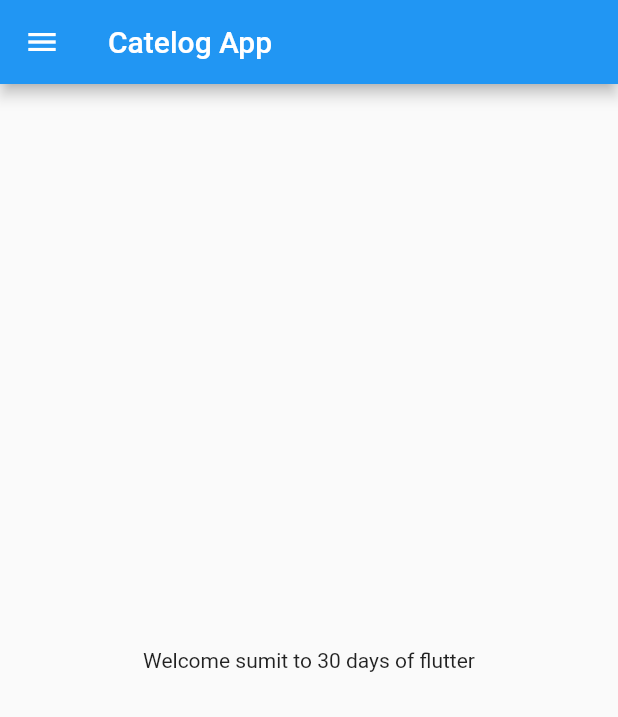
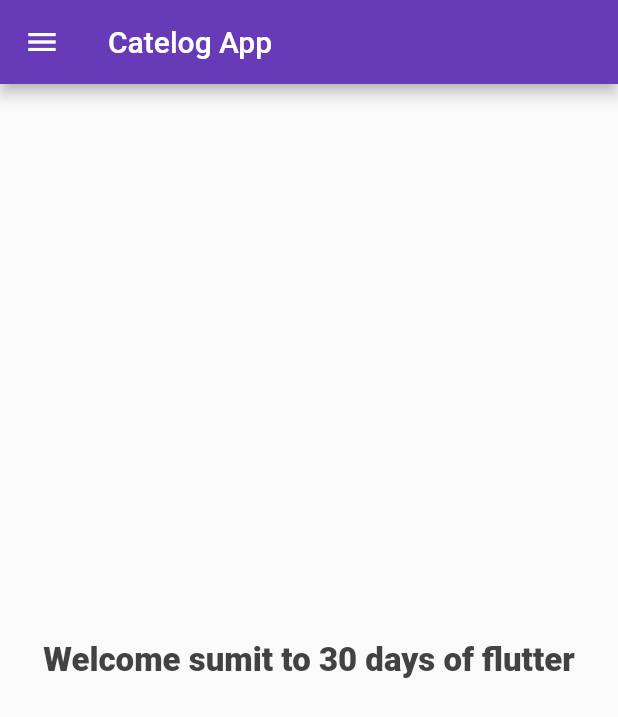
Before and after one commit to sumitsg/30DaysOfFlutter, a Flutter app: the screen it shows after launch, on a phone screen of 412 x 824 dp. Shown: the top 717 px of the screen. Run offline on Flutter 3.47's test engine with Material 2 defaults, Android fonts, the phone set to English and light mode, and no system bars.

Commit message:
Day3 completed

```diff
--- a/lib/main.dart
+++ b/lib/main.dart
@@ -1,5 +1,6 @@
 import 'package:flutter/material.dart';
-import 'home_page.dart';
+import 'package:flutter_catelog/pages/login_page.dart';
+import 'package:flutter_catelog/pages/home_page.dart';
 
 void main() {
   runApp(MyApp());
@@ -9,7 +10,17 @@ class MyApp extends StatelessWidget {
   @override
   Widget build(BuildContext context) {
     return MaterialApp(
-      home: HomePage(),
+      themeMode: ThemeMode.light,
+      theme: ThemeData(primarySwatch: Colors.deepPurple),
+      darkTheme: ThemeData(
+        brightness: Brightness.dark,
+      ),
+      initialRoute: "/home",
+      routes: {
+        "/": (context) => LoginPage(),
+        "/home": (context) => HomePage(),
+        "/login": (context) => LoginPage(),
+      },
     );
   }
 }
--- a/lib/home_page.dart
+++ b/lib/pages/home_page.dart
@@ -12,7 +12,13 @@ class HomePage extends StatelessWidget {
       ),
       body: Center(
         child: Container(
-          child: Text("Welcome $name to $day days of flutter"),
+          child: Text(
+            "Welcome $name to $day days of flutter",
+            style: TextStyle(
+                fontWeight: FontWeight.w800,
+                fontSize: 22,
+                color: Colors.grey.shade800),
+          ),
         ),
       ),
       drawer: Drawer(),
```
Also changed, not shown: lib/pages/login_page.dart (added, +19 -0 lines).
